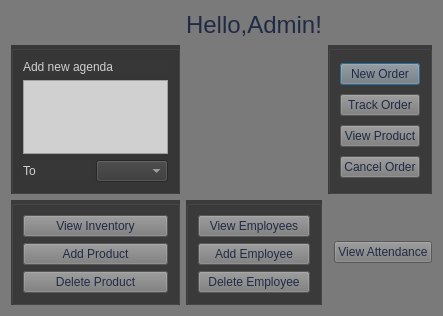
BigyaDhungana/Bhitti, file Bhitti-master/Bhitti/admindash.ui: the form before one commit.
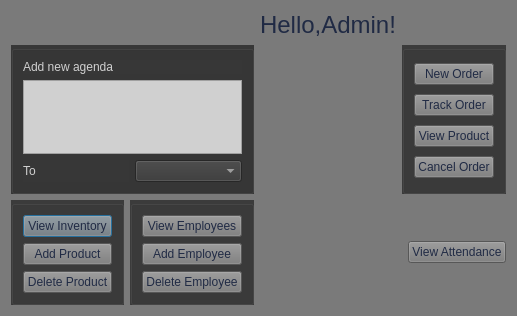
The form after the commit. Icons and pictures are not drawn.

Diff of the .ui file:
```diff
--- a/Bhitti-master/Bhitti/admindash.ui
+++ b/Bhitti-master/Bhitti/admindash.ui
@@ -17,6 +17,19 @@
    <string notr="true">background-color: rgb(122, 122, 122);</string>
   </property>
   <layout class="QGridLayout" name="gridLayout_5">
+   <item row="2" column="1">
+    <widget class="QLabel" name="label_4">
+     <property name="text">
+      <string/>
+     </property>
+     <property name="pixmap">
+      <pixmap>C:/Users/Asus/Downloads/Vitti_Logo_FullRes.png</pixmap>
+     </property>
+     <property name="scaledContents">
+      <bool>true</bool>
+     </property>
+    </widget>
+   </item>
    <item row="0" column="1">
     <widget class="QLabel" name="label">
      <property name="font">
@@ -33,7 +46,140 @@
      </property>
     </widget>
    </item>
-   <item row="1" column="0">
+   <item row="4" column="0">
+    <layout class="QHBoxLayout" name="horizontalLayout">
+     <item>
+      <widget class="QGroupBox" name="groupBox_3">
+       <property name="styleSheet">
+        <string notr="true">background-color: rgb(59, 59, 59);</string>
+       </property>
+       <property name="title">
+        <string/>
+       </property>
+       <layout class="QGridLayout" name="gridLayout_3">
+        <item row="0" column="0">
+         <layout class="QVBoxLayout" name="verticalLayout_4">
+          <item>
+           <widget class="QPushButton" name="pushButton_6">
+            <property name="cursor">
+             <cursorShape>PointingHandCursor</cursorShape>
+            </property>
+            <property name="styleSheet">
+             <string notr="true">color: rgb(32, 42, 68);
+background-color: rgb(122, 122, 122);</string>
+            </property>
+            <property name="text">
+             <string>View Inventory</string>
+            </property>
+           </widget>
+          </item>
+          <item>
+           <widget class="QPushButton" name="pushButton_8">
+            <property name="cursor">
+             <cursorShape>PointingHandCursor</cursorShape>
+            </property>
+            <property name="styleSheet">
+             <string notr="true">background-color: rgb(122, 122, 122);
+color: rgb(32, 42, 68);</string>
+            </property>
+            <property name="text">
+             <string>Add Product</string>
+            </property>
+           </widget>
+          </item>
+          <item>
+           <widget class="QPushButton" name="pushButton_7">
+            <property name="cursor">
+             <cursorShape>PointingHandCursor</cursorShape>
+            </property>
+            <property name="styleSheet">
+             <string notr="true">background-color: rgb(122, 122, 122);
+color: rgb(32, 42, 68);</string>
+            </property>
+            <property name="text">
+             <string>Delete Product</string>
+            </property>
+           </widget>
+          </item>
+         </layout>
+        </item>
+       </layout>
+      </widget>
+     </item>
+     <item>
+      <widget class="QGroupBox" name="groupBox_4">
+       <property name="styleSheet">
+        <string notr="true">background-color: rgb(59, 59, 59);</string>
+       </property>
+       <property name="title">
+        <string/>
+       </property>
+       <layout class="QGridLayout" name="gridLayout_4">
+        <item row="0" column="0">
+         <layout class="QVBoxLayout" name="verticalLayout_5">
+          <item>
+           <widget class="QPushButton" name="pushButton_11">
+            <property name="cursor">
+             <cursorShape>PointingHandCursor</cursorShape>
+            </property>
+            <property name="styleSheet">
+             <string notr="true">color: rgb(32, 42, 68);
+background-color: rgb(122, 122, 122);</string>
+            </property>
+            <property name="text">
+             <string>View Employees</string>
+            </property>
+           </widget>
+          </item>
+          <item>
+           <widget class="QPushButton" name="pushButton_9">
+            <property name="cursor">
+             <cursorShape>PointingHandCursor</cursorShape>
+            </property>
+            <property name="styleSheet">
+             <string notr="true">background-color: rgb(122, 122, 122);
+color: rgb(32, 42, 68);</string>
+            </property>
+            <property name="text">
+             <string>Add Employee</string>
+            </property>
+           </widget>
+          </item>
+          <item>
+           <widget class="QPushButton" name="pushButton_10">
+            <property name="cursor">
+             <cursorShape>PointingHandCursor</cursorShape>
+            </property>
+            <property name="styleSheet">
+             <string notr="true">background-color: rgb(122, 122, 122);
+color: rgb(32, 42, 68);</string>
+            </property>
+            <property name="text">
+             <string>Delete Employee</string>
+            </property>
+           </widget>
+          </item>
+         </layout>
+        </item>
+       </layout>
+      </widget>
+     </item>
+    </layout>
+   </item>
+   <item row="3" column="0">
+    <spacer name="verticalSpacer">
+     <property name="orientation">
+      <enum>Qt::Vertical</enum>
+     </property>
+     <property name="sizeHint" stdset="0">
+      <size>
+       <width>20</width>
+       <height>40</height>
+      </size>
+     </property>
+    </spacer>
+   </item>
+   <item row="2" column="0">
     <layout class="QVBoxLayout" name="verticalLayout">
      <item>
       <widget class="QGroupBox" name="groupBox">
@@ -83,7 +229,7 @@
      </item>
     </layout>
    </item>
-   <item row="1" column="2">
+   <item row="2" column="3">
     <layout class="QGridLayout" name="gridLayout_2">
      <item row="0" column="0">
       <widget class="QGroupBox" name="groupBox_2">
@@ -155,123 +301,7 @@
      </item>
     </layout>
    </item>
-   <item row="2" column="0">
-    <widget class="QGroupBox" name="groupBox_3">
-     <property name="styleSheet">
-      <string notr="true">background-color: rgb(59, 59, 59);</string>
-     </property>
-     <property name="title">
-      <string/>
-     </property>
-     <layout class="QGridLayout" name="gridLayout_3">
-      <item row="0" column="0">
-       <layout class="QVBoxLayout" name="verticalLayout_4">
-        <item>
-         <widget class="QPushButton" name="pushButton_6">
-          <property name="cursor">
-           <cursorShape>PointingHandCursor</cursorShape>
-          </property>
-          <property name="styleSheet">
-           <string notr="true">color: rgb(32, 42, 68);
-background-color: rgb(122, 122, 122);</string>
-          </property>
-          <property name="text">
-           <string>View Inventory</string>
-          </property>
-         </widget>
-        </item>
-        <item>
-         <widget class="QPushButton" name="pushButton_8">
-          <property name="cursor">
-           <cursorShape>PointingHandCursor</cursorShape>
-          </property>
-          <property name="styleSheet">
-           <string notr="true">background-color: rgb(122, 122, 122);
-color: rgb(32, 42, 68);</string>
-          </property>
-          <property name="text">
-           <string>Add Product</string>
-          </property>
-         </widget>
-        </item>
-        <item>
-         <widget class="QPushButton" name="pushButton_7">
-          <property name="cursor">
-           <cursorShape>PointingHandCursor</cursorShape>
-          </property>
-          <property name="styleSheet">
-           <string notr="true">background-color: rgb(122, 122, 122);
-color: rgb(32, 42, 68);</string>
-          </property>
-          <property name="text">
-           <string>Delete Product</string>
-          </property>
-         </widget>
-        </item>
-       </layout>
-      </item>
-     </layout>
-    </widget>
-   </item>
-   <item row="2" column="1">
-    <widget class="QGroupBox" name="groupBox_4">
-     <property name="styleSheet">
-      <string notr="true">background-color: rgb(59, 59, 59);</string>
-     </property>
-     <property name="title">
-      <string/>
-     </property>
-     <layout class="QGridLayout" name="gridLayout_4">
-      <item row="0" column="0">
-       <layout class="QVBoxLayout" name="verticalLayout_5">
-        <item>
-         <widget class="QPushButton" name="pushButton_11">
-          <property name="cursor">
-           <cursorShape>PointingHandCursor</cursorShape>
-          </property>
-          <property name="styleSheet">
-           <string notr="true">color: rgb(32, 42, 68);
-background-color: rgb(122, 122, 122);</string>
-          </property>
-          <property name="text">
-           <string>View Employees</string>
-          </property>
-         </widget>
-        </item>
-        <item>
-         <widget class="QPushButton" name="pushButton_9">
-          <property name="cursor">
-           <cursorShape>PointingHandCursor</cursorShape>
-          </property>
-          <property name="styleSheet">
-           <string notr="true">background-color: rgb(122, 122, 122);
-color: rgb(32, 42, 68);</string>
-          </property>
-          <property name="text">
-           <string>Add Employee</string>
-          </property>
-         </widget>
-        </item>
-        <item>
-         <widget class="QPushButton" name="pushButton_10">
-          <property name="cursor">
-           <cursorShape>PointingHandCursor</cursorShape>
-          </property>
-          <property name="styleSheet">
-           <string notr="true">background-color: rgb(122, 122, 122);
-color: rgb(32, 42, 68);</string>
-          </property>
-          <property name="text">
-           <string>Delete Employee</string>
-          </property>
-         </widget>
-        </item>
-       </layout>
-      </item>
-     </layout>
-    </widget>
-   </item>
-   <item row="2" column="2">
+   <item row="4" column="3">
     <layout class="QHBoxLayout" name="horizontalLayout_3">
      <item>
       <spacer name="horizontalSpacer">
@@ -302,6 +332,32 @@
      </item>
     </layout>
    </item>
+   <item row="2" column="2">
+    <spacer name="horizontalSpacer_2">
+     <property name="orientation">
+      <enum>Qt::Horizontal</enum>
+     </property>
+     <property name="sizeHint" stdset="0">
+      <size>
+       <width>40</width>
+       <height>20</height>
+      </size>
+     </property>
+    </spacer>
+   </item>
+   <item row="1" column="1">
+    <spacer name="verticalSpacer_2">
+     <property name="orientation">
+      <enum>Qt::Vertical</enum>
+     </property>
+     <property name="sizeHint" stdset="0">
+      <size>
+       <width>20</width>
+       <height>40</height>
+      </size>
+     </property>
+    </spacer>
+   </item>
   </layout>
  </widget>
  <resources/>
```
